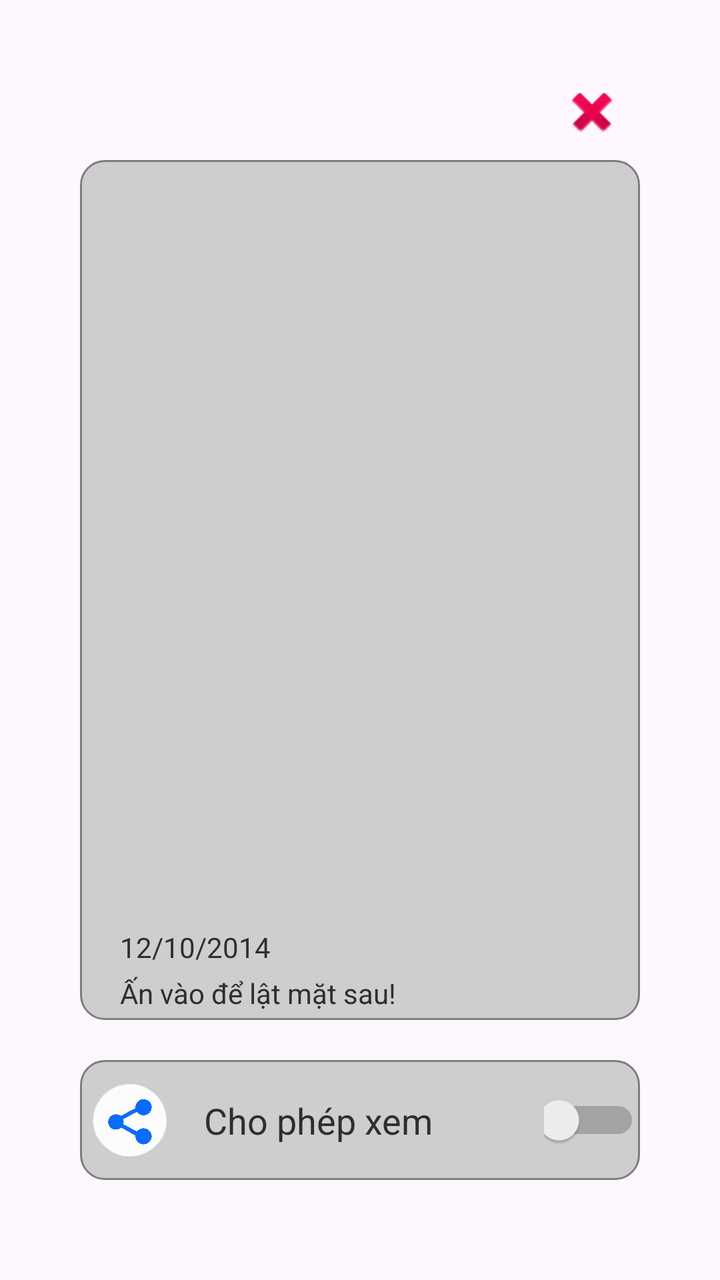
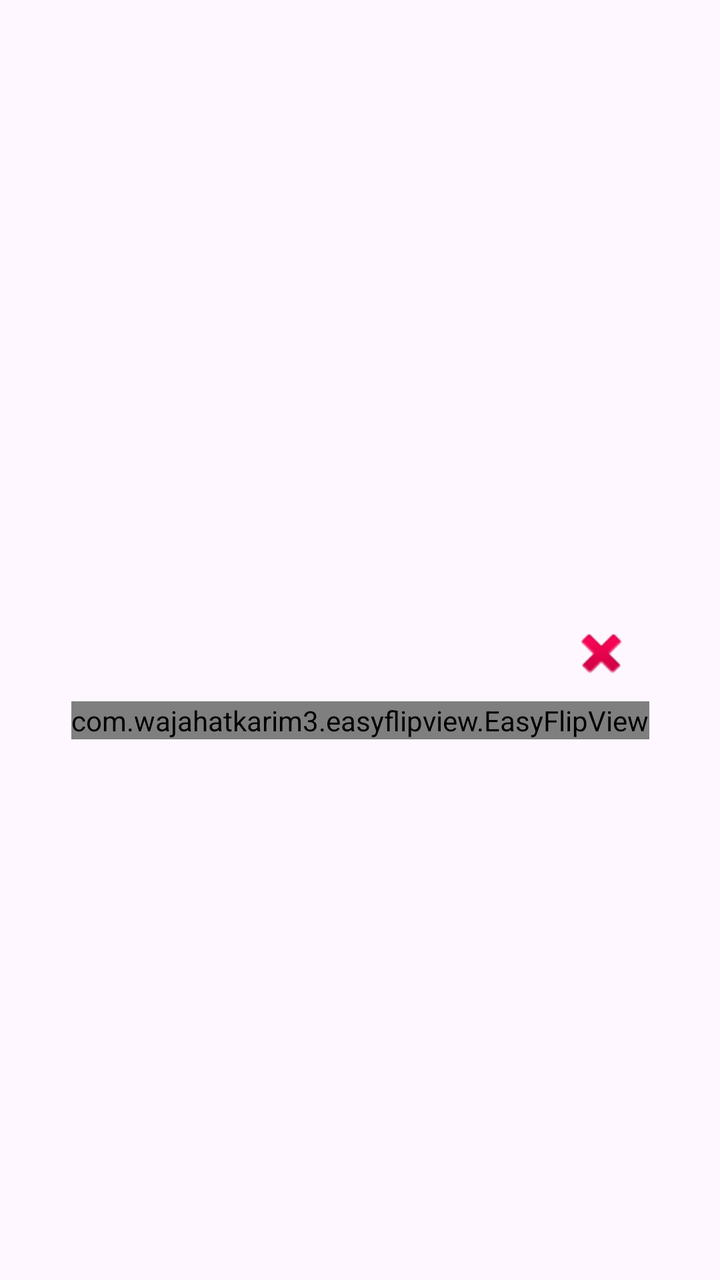

The first picture is an Android layout as it rendered before a commit; the second is the same layout after the commit. The layout source and the unified diff follow.
<!-- AndroidManifest.xml: application theme Theme.TraigaBT6 -->
<!-- res/layout/image_item.xml -->
<?xml version="1.0" encoding="utf-8"?>
<androidx.constraintlayout.widget.ConstraintLayout xmlns:android="http://schemas.android.com/apk/res/android"
    xmlns:app="http://schemas.android.com/apk/res-auto"
    android:layout_width="match_parent"
    android:layout_height="match_parent"
    android:visibility="visible">

    <include
        android:id="@+id/front"
        layout="@layout/image_item_front"
        app:layout_constraintBottom_toBottomOf="parent"
        app:layout_constraintEnd_toEndOf="parent"
        app:layout_constraintStart_toStartOf="parent"
        app:layout_constraintTop_toTopOf="parent" />

    <include
        android:id="@+id/back"
        layout="@layout/image_item_back"
        android:visibility="gone"
        app:layout_constraintBottom_toBottomOf="parent"
        app:layout_constraintEnd_toEndOf="parent"
        app:layout_constraintStart_toStartOf="parent"
        app:layout_constraintTop_toTopOf="parent" />
</androidx.constraintlayout.widget.ConstraintLayout>
<!-- res/layout/image_item_front.xml (included above) -->
<?xml version="1.0" encoding="utf-8"?>
<androidx.constraintlayout.widget.ConstraintLayout xmlns:android="http://schemas.android.com/apk/res/android"
    xmlns:app="http://schemas.android.com/apk/res-auto"
    xmlns:tools="http://schemas.android.com/tools"
    android:layout_width="match_parent"
    android:layout_height="match_parent">

    <androidx.constraintlayout.widget.ConstraintLayout
        android:id="@+id/constraintLayout"
        android:layout_width="wrap_content"
        android:layout_height="wrap_content"
        android:layout_marginTop="80dp"
        android:background="@drawable/item_drawable"
        android:paddingStart="20dp"
        android:paddingTop="20dp"
        android:paddingEnd="20dp"
        android:paddingBottom="4dp"
        app:layout_constraintEnd_toEndOf="parent"
        app:layout_constraintStart_toStartOf="parent"
        app:layout_constraintTop_toTopOf="parent">

        <ImageView
            android:id="@+id/imgAlbum"
            android:layout_width="240dp"
            android:layout_height="360dp"
            android:scaleType="fitCenter"
            app:layout_constraintEnd_toEndOf="parent"
            app:layout_constraintStart_toStartOf="parent"
            app:layout_constraintTop_toTopOf="parent" />

        <TextView
            android:id="@+id/date"
            android:layout_width="wrap_content"
            android:layout_height="wrap_content"
            android:layout_marginTop="4dp"
            android:text="12/10/2014"
            android:textColor="#2E2E2E"
            app:layout_constraintStart_toStartOf="@+id/imgAlbum"
            app:layout_constraintTop_toBottomOf="@+id/imgAlbum" />

        <TextView
            android:id="@+id/textView3"
            android:layout_width="wrap_content"
            android:layout_height="wrap_content"
            android:layout_marginTop="4dp"
            android:text="Ấn vào để lật mặt sau!"
            android:textColor="#2E2E2E"
            app:layout_constraintStart_toStartOf="@+id/date"
            app:layout_constraintTop_toBottomOf="@+id/date" />
    </androidx.constraintlayout.widget.ConstraintLayout>

    <ImageButton
        android:id="@+id/delete"
        android:layout_width="48dp"
        android:layout_height="48dp"
        android:background="@null"
        android:contentDescription="delete"
        app:layout_constraintBottom_toTopOf="@+id/constraintLayout"
        app:layout_constraintEnd_toEndOf="@+id/constraintLayout"
        app:srcCompat="@android:drawable/ic_delete" />

    <androidx.constraintlayout.widget.ConstraintLayout
        android:layout_width="0dp"
        android:layout_height="60dp"
        android:layout_marginTop="20dp"
        android:background="@drawable/item_drawable"
        app:layout_constraintEnd_toEndOf="@id/constraintLayout"
        app:layout_constraintStart_toStartOf="@id/constraintLayout"
        app:layout_constraintTop_toBottomOf="@id/constraintLayout">

        <ImageView
            android:id="@+id/imageView"
            android:layout_width="50dp"
            android:layout_height="50dp"
            android:scaleType="fitCenter"
            app:layout_constraintBottom_toBottomOf="parent"
            app:layout_constraintStart_toStartOf="parent"
            app:layout_constraintTop_toTopOf="parent"
            app:srcCompat="@drawable/blue_share_button_icon" />

        <TextView
            android:id="@+id/textView4"
            android:layout_width="0dp"
            android:layout_height="wrap_content"
            android:layout_marginStart="12dp"
            android:text="Cho phép xem"
            android:textColor="#2E2E2E"
            android:textSize="18sp"
            app:layout_constraintBottom_toBottomOf="parent"
            app:layout_constraintEnd_toStartOf="@id/switch1"
            app:layout_constraintStart_toEndOf="@id/imageView"
            app:layout_constraintTop_toTopOf="parent" />

        <Switch
            android:id="@+id/switch1"
            android:layout_width="48dp"
            android:layout_height="48dp"
            android:trackTint="@color/swtich_tract"
            app:layout_constraintBottom_toBottomOf="parent"
            app:layout_constraintEnd_toEndOf="parent"
            app:layout_constraintTop_toTopOf="parent" />

    </androidx.constraintlayout.widget.ConstraintLayout>


</androidx.constraintlayout.widget.ConstraintLayout>
<!-- res/layout/image_item_back.xml (included above) -->
<?xml version="1.0" encoding="utf-8"?>
<androidx.constraintlayout.widget.ConstraintLayout xmlns:android="http://schemas.android.com/apk/res/android"
    xmlns:app="http://schemas.android.com/apk/res-auto"
    xmlns:tools="http://schemas.android.com/tools"
    android:layout_width="match_parent"
    android:layout_height="match_parent">

    <androidx.constraintlayout.widget.ConstraintLayout
        android:id="@+id/constraintLayout"
        android:layout_width="wrap_content"
        android:layout_height="wrap_content"
        android:layout_marginTop="80dp"
        android:background="@drawable/item_drawable"
        android:paddingStart="20dp"
        android:paddingTop="20dp"
        android:paddingEnd="20dp"
        android:paddingBottom="8dp"
        app:layout_constraintEnd_toEndOf="parent"
        app:layout_constraintStart_toStartOf="parent"
        app:layout_constraintTop_toTopOf="parent">


        <TextView
            android:id="@+id/date"
            android:layout_width="wrap_content"
            android:layout_height="wrap_content"
            android:text="11/12/2012"
            android:textColor="#2E2E2E"
            android:textSize="24sp"
            app:layout_constraintStart_toStartOf="parent"
            app:layout_constraintTop_toTopOf="parent" />

        <ScrollView
            android:layout_width="240dp"
            android:layout_height="0dp"
            android:layout_marginTop="8dp"
            android:layout_marginBottom="4dp"
            android:fillViewport="true"
            android:background="@drawable/content_scrollview"
            app:layout_constraintBottom_toBottomOf="parent"
            app:layout_constraintEnd_toEndOf="parent"
            app:layout_constraintHeight_min="360dp"
            app:layout_constraintStart_toStartOf="parent"
            app:layout_constraintTop_toBottomOf="@+id/date">

            <LinearLayout
                android:layout_width="match_parent"
                android:layout_height="wrap_content"
                android:orientation="vertical"
                android:paddingStart="8dp"
                android:paddingTop="4dp"
                android:paddingEnd="8dp">

                <TextView
                    android:id="@+id/content"
                    android:layout_width="wrap_content"
                    android:layout_height="wrap_content"
                    android:text="TextView"
                    android:textColor="#2E2E2E"
                    android:textSize="20sp" />
            </LinearLayout>
        </ScrollView>
    </androidx.constraintlayout.widget.ConstraintLayout>

    <ImageButton
        android:id="@+id/delete"
        android:layout_width="48dp"
        android:layout_height="48dp"
        android:background="@null"
        android:contentDescription="delete"
        app:layout_constraintBottom_toTopOf="@+id/constraintLayout"
        app:layout_constraintEnd_toEndOf="@+id/constraintLayout"
        app:srcCompat="@android:drawable/ic_delete" />

    <androidx.constraintlayout.widget.ConstraintLayout
        android:layout_width="0dp"
        android:layout_height="60dp"
        android:layout_marginTop="20dp"
        android:background="@drawable/item_drawable"
        app:layout_constraintEnd_toEndOf="@id/constraintLayout"
        app:layout_constraintStart_toStartOf="@id/constraintLayout"
        app:layout_constraintTop_toBottomOf="@id/constraintLayout">

    </androidx.constraintlayout.widget.ConstraintLayout>

</androidx.constraintlayout.widget.ConstraintLayout>
<!-- resources referenced by this layout -->
<resources>
  <!-- drawable blue_share_button_icon: png bitmap (drawable, 703945 bytes) -->
  <!-- drawable content_scrollview (drawable) -->
  <?xml version="1.0" encoding="utf-8"?>
  <shape xmlns:android="http://schemas.android.com/apk/res/android">
      <solid android:color="#D6D6D6"/>
      <corners android:radius="12dp"/>
      <stroke
          android:width="1dp"
          android:color="#7E7E7E"/>
  </shape>
  <!-- drawable item_drawable (drawable) -->
  <?xml version="1.0" encoding="utf-8"?>
  <shape xmlns:android="http://schemas.android.com/apk/res/android">
  
      <solid android:color="#CECECE"></solid>
      <corners android:radius="12dp"></corners>
      <stroke
          android:width="1dp"
          android:color="#7E7E7E">
      </stroke>
  </shape>
  <style name="Theme.TraigaBT6" parent="Base.Theme.TraigaBT6" />
  <style name="Base.Theme.TraigaBT6" parent="Theme.Material3.DayNight.NoActionBar">
          
          
      </style>
</resources>

<!-- the commit's change to res/layout/image_item.xml (unified diff, before → after) -->
@@ -1,78 +1,34 @@
-<?xml version="1.0" encoding="utf-8"?>
-<androidx.constraintlayout.widget.ConstraintLayout xmlns:android="http://schemas.android.com/apk/res/android"
+<androidx.constraintlayout.widget.ConstraintLayout
+    xmlns:android="http://schemas.android.com/apk/res/android"
     xmlns:app="http://schemas.android.com/apk/res-auto"
+    android:id="@+id/constraint"
     android:layout_width="match_parent"
-    android:layout_height="match_parent"
-    android:visibility="visible">
-
-    <include
-        android:id="@+id/front"
-        layout="@layout/image_item_front"
+    android:layout_height="wrap_content">
+
+    <com.wajahatkarim3.easyflipview.EasyFlipView
+        android:id="@+id/easyFlipView"
+        android:layout_width="wrap_content"
+        android:layout_height="wrap_content"
+        android:layout_marginTop="80dp"
+        app:autoFlipBack="false"
+        app:flipDuration="400"
+        app:flipEnabled="true"
+        app:flipOnTouch="true"
+        app:flipType="horizontal"
         app:layout_constraintBottom_toBottomOf="parent"
         app:layout_constraintEnd_toEndOf="parent"
         app:layout_constraintStart_toStartOf="parent"
-        app:layout_constraintTop_toTopOf="parent" />
-
-    <include
-        android:id="@+id/back"
-        layout="@layout/image_item_back"
-        android:visibility="gone"
-        app:layout_constraintBottom_toBottomOf="parent"
-        app:layout_constraintEnd_toEndOf="parent"
-        app:layout_constraintStart_toStartOf="parent"
-        app:layout_constraintTop_toTopOf="parent" />
-</androidx.constraintlayout.widget.ConstraintLayout>
-<!-- res/layout/image_item_front.xml (included above) -->
-<?xml version="1.0" encoding="utf-8"?>
-<androidx.constraintlayout.widget.ConstraintLayout xmlns:android="http://schemas.android.com/apk/res/android"
-    xmlns:app="http://schemas.android.com/apk/res-auto"
-    xmlns:tools="http://schemas.android.com/tools"
-    android:layout_width="match_parent"
-    android:layout_height="match_parent">
-
-    <androidx.constraintlayout.widget.ConstraintLayout
-        android:id="@+id/constraintLayout"
-        android:layout_width="wrap_content"
-        android:layout_height="wrap_content"
-        android:layout_marginTop="80dp"
-        android:background="@drawable/item_drawable"
-        android:paddingStart="20dp"
-        android:paddingTop="20dp"
-        android:paddingEnd="20dp"
-        android:paddingBottom="4dp"
-        app:layout_constraintEnd_toEndOf="parent"
-        app:layout_constraintStart_toStartOf="parent"
         app:layout_constraintTop_toTopOf="parent">
 
-        <ImageView
-            android:id="@+id/imgAlbum"
-            android:layout_width="240dp"
-            android:layout_height="360dp"
-            android:scaleType="fitCenter"
-            app:layout_constraintEnd_toEndOf="parent"
-            app:layout_constraintStart_toStartOf="parent"
-            app:layout_constraintTop_toTopOf="parent" />
-
-        <TextView
-            android:id="@+id/date"
-            android:layout_width="wrap_content"
-            android:layout_height="wrap_content"
-            android:layout_marginTop="4dp"
-            android:text="12/10/2014"
-            android:textColor="#2E2E2E"
-            app:layout_constraintStart_toStartOf="@+id/imgAlbum"
-            app:layout_constraintTop_toBottomOf="@+id/imgAlbum" />
-
-        <TextView
-            android:id="@+id/textView3"
-            android:layout_width="wrap_content"
-            android:layout_height="wrap_content"
-            android:layout_marginTop="4dp"
-            android:text="Ấn vào để lật mặt sau!"
-            android:textColor="#2E2E2E"
-            app:layout_constraintStart_toStartOf="@+id/date"
-            app:layout_constraintTop_toBottomOf="@+id/date" />
-    </androidx.constraintlayout.widget.ConstraintLayout>
+        <include
+            android:id="@+id/back"
+            layout="@layout/image_item_back" />
+
+        <include
+            android:id="@+id/front"
+            layout="@layout/image_item_front" />
+
+    </com.wajahatkarim3.easyflipview.EasyFlipView>
 
     <ImageButton
         android:id="@+id/delete"
@@ -80,53 +36,9 @@
         android:layout_height="48dp"
         android:background="@null"
         android:contentDescription="delete"
-        app:layout_constraintBottom_toTopOf="@+id/constraintLayout"
-        app:layout_constraintEnd_toEndOf="@+id/constraintLayout"
+        app:layout_constraintBottom_toTopOf="@+id/easyFlipView"
+        app:layout_constraintEnd_toEndOf="@+id/easyFlipView"
         app:srcCompat="@android:drawable/ic_delete" />
-
-    <androidx.constraintlayout.widget.ConstraintLayout
-        android:layout_width="0dp"
-        android:layout_height="60dp"
-        android:layout_marginTop="20dp"
-        android:background="@drawable/item_drawable"
-        app:layout_constraintEnd_toEndOf="@id/constraintLayout"
-        app:layout_constraintStart_toStartOf="@id/constraintLayout"
-        app:layout_constraintTop_toBottomOf="@id/constraintLayout">
-
-        <ImageView
-            android:id="@+id/imageView"
-            android:layout_width="50dp"
-            android:layout_height="50dp"
-            android:scaleType="fitCenter"
-            app:layout_constraintBottom_toBottomOf="parent"
-            app:layout_constraintStart_toStartOf="parent"
-            app:layout_constraintTop_toTopOf="parent"
-            app:srcCompat="@drawable/blue_share_button_icon" />
-
-        <TextView
-            android:id="@+id/textView4"
-            android:layout_width="0dp"
-            android:layout_height="wrap_content"
-            android:layout_marginStart="12dp"
-            android:text="Cho phép xem"
-            android:textColor="#2E2E2E"
-            android:textSize="18sp"
-            app:layout_constraintBottom_toBottomOf="parent"
-            app:layout_constraintEnd_toStartOf="@id/switch1"
-            app:layout_constraintStart_toEndOf="@id/imageView"
-            app:layout_constraintTop_toTopOf="parent" />
-
-        <Switch
-            android:id="@+id/switch1"
-            android:layout_width="48dp"
-            android:layout_height="48dp"
-            android:trackTint="@color/swtich_tract"
-            app:layout_constraintBottom_toBottomOf="parent"
-            app:layout_constraintEnd_toEndOf="parent"
-            app:layout_constraintTop_toTopOf="parent" />
-
-    </androidx.constraintlayout.widget.ConstraintLayout>
-
 
 </androidx.constraintlayout.widget.ConstraintLayout>
 <!-- res/layout/image_item_back.xml (included above) -->
@@ -141,7 +53,6 @@
         android:id="@+id/constraintLayout"
         android:layout_width="wrap_content"
         android:layout_height="wrap_content"
-        android:layout_marginTop="80dp"
         android:background="@drawable/item_drawable"
         android:paddingStart="20dp"
         android:paddingTop="20dp"
@@ -167,8 +78,8 @@
             android:layout_height="0dp"
             android:layout_marginTop="8dp"
             android:layout_marginBottom="4dp"
+            android:background="@drawable/content_scrollview"
             android:fillViewport="true"
-            android:background="@drawable/content_scrollview"
             app:layout_constraintBottom_toBottomOf="parent"
             app:layout_constraintEnd_toEndOf="parent"
             app:layout_constraintHeight_min="360dp"
@@ -194,16 +105,6 @@
         </ScrollView>
     </androidx.constraintlayout.widget.ConstraintLayout>
 
-    <ImageButton
-        android:id="@+id/delete"
-        android:layout_width="48dp"
-        android:layout_height="48dp"
-        android:background="@null"
-        android:contentDescription="delete"
-        app:layout_constraintBottom_toTopOf="@+id/constraintLayout"
-        app:layout_constraintEnd_toEndOf="@+id/constraintLayout"
-        app:srcCompat="@android:drawable/ic_delete" />
-
     <androidx.constraintlayout.widget.ConstraintLayout
         android:layout_width="0dp"
         android:layout_height="60dp"
@@ -216,3 +117,99 @@
     </androidx.constraintlayout.widget.ConstraintLayout>
 
 </androidx.constraintlayout.widget.ConstraintLayout>
+<!-- res/layout/image_item_front.xml (included above) -->
+<?xml version="1.0" encoding="utf-8"?>
+<androidx.constraintlayout.widget.ConstraintLayout xmlns:android="http://schemas.android.com/apk/res/android"
+    xmlns:app="http://schemas.android.com/apk/res-auto"
+    xmlns:tools="http://schemas.android.com/tools"
+    android:layout_width="match_parent"
+    android:layout_height="match_parent">
+
+    <androidx.constraintlayout.widget.ConstraintLayout
+        android:id="@+id/constraintLayout"
+        android:layout_width="wrap_content"
+        android:layout_height="wrap_content"
+        android:background="@drawable/item_drawable"
+        android:paddingStart="20dp"
+        android:paddingTop="20dp"
+        android:paddingEnd="20dp"
+        android:paddingBottom="4dp"
+        app:layout_constraintEnd_toEndOf="parent"
+        app:layout_constraintStart_toStartOf="parent"
+        app:layout_constraintTop_toTopOf="parent">
+
+        <ImageView
+            android:id="@+id/imgAlbum"
+            android:layout_width="240dp"
+            android:layout_height="360dp"
+            android:scaleType="fitCenter"
+            app:layout_constraintEnd_toEndOf="parent"
+            app:layout_constraintStart_toStartOf="parent"
+            app:layout_constraintTop_toTopOf="parent" />
+
+        <TextView
+            android:id="@+id/date"
+            android:layout_width="wrap_content"
+            android:layout_height="wrap_content"
+            android:layout_marginTop="4dp"
+            android:text="12/10/2014"
+            android:textColor="#2E2E2E"
+            app:layout_constraintStart_toStartOf="@+id/imgAlbum"
+            app:layout_constraintTop_toBottomOf="@+id/imgAlbum" />
+
+        <TextView
+            android:id="@+id/textView3"
+            android:layout_width="wrap_content"
+            android:layout_height="wrap_content"
+            android:layout_marginTop="4dp"
+            android:text="Ấn vào để lật mặt sau!"
+            android:textColor="#2E2E2E"
+            app:layout_constraintStart_toStartOf="@+id/date"
+            app:layout_constraintTop_toBottomOf="@+id/date" />
+    </androidx.constraintlayout.widget.ConstraintLayout>
+
+    <androidx.constraintlayout.widget.ConstraintLayout
+        android:layout_width="0dp"
+        android:layout_height="60dp"
+        android:layout_marginTop="20dp"
+        android:background="@drawable/item_drawable"
+        app:layout_constraintEnd_toEndOf="@id/constraintLayout"
+        app:layout_constraintStart_toStartOf="@id/constraintLayout"
+        app:layout_constraintTop_toBottomOf="@id/constraintLayout">
+
+        <ImageView
+            android:id="@+id/imageView"
+            android:layout_width="50dp"
+            android:layout_height="50dp"
+            android:scaleType="fitCenter"
+            app:layout_constraintBottom_toBottomOf="parent"
+            app:layout_constraintStart_toStartOf="parent"
+            app:layout_constraintTop_toTopOf="parent"
+            app:srcCompat="@drawable/blue_share_button_icon" />
+
+        <TextView
+            android:id="@+id/textView4"
+            android:layout_width="0dp"
+            android:layout_height="wrap_content"
+            android:layout_marginStart="12dp"
+            android:text="Cho phép xem"
+            android:textColor="#2E2E2E"
+            android:textSize="18sp"
+            app:layout_constraintBottom_toBottomOf="parent"
+            app:layout_constraintEnd_toStartOf="@id/switch1"
+            app:layout_constraintStart_toEndOf="@id/imageView"
+            app:layout_constraintTop_toTopOf="parent" />
+
+        <Switch
+            android:id="@+id/switch1"
+            android:layout_width="48dp"
+            android:layout_height="48dp"
+            android:trackTint="@color/swtich_tract"
+            app:layout_constraintBottom_toBottomOf="parent"
+            app:layout_constraintEnd_toEndOf="parent"
+            app:layout_constraintTop_toTopOf="parent" />
+
+    </androidx.constraintlayout.widget.ConstraintLayout>
+
+
+</androidx.constraintlayout.widget.ConstraintLayout>
